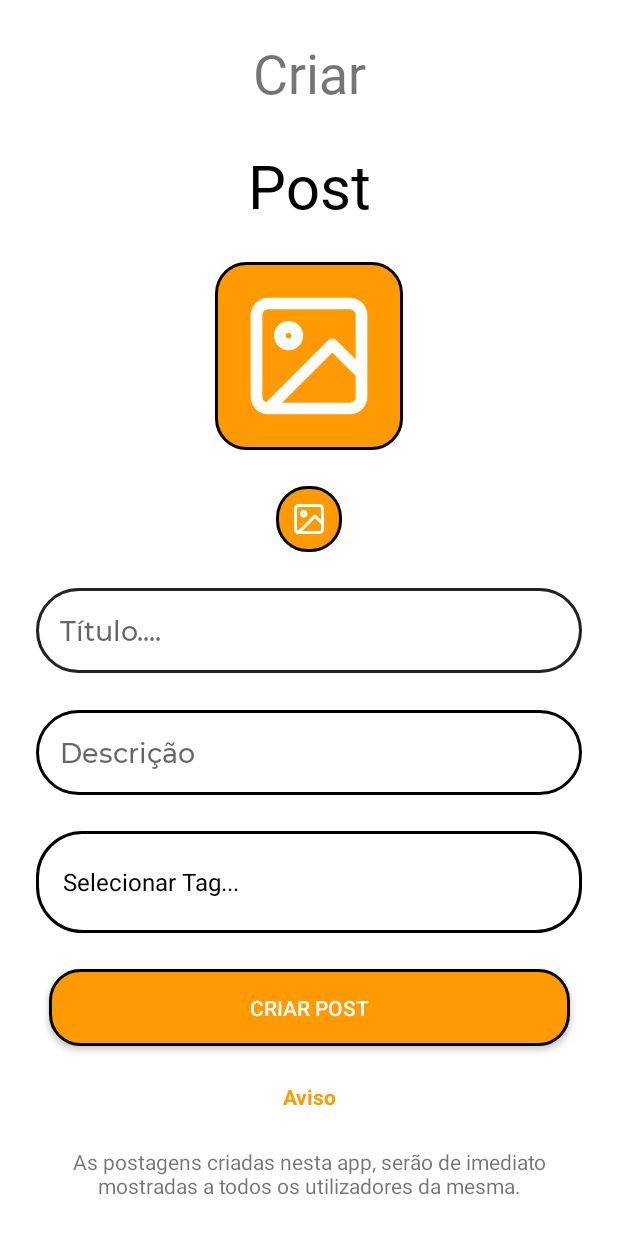
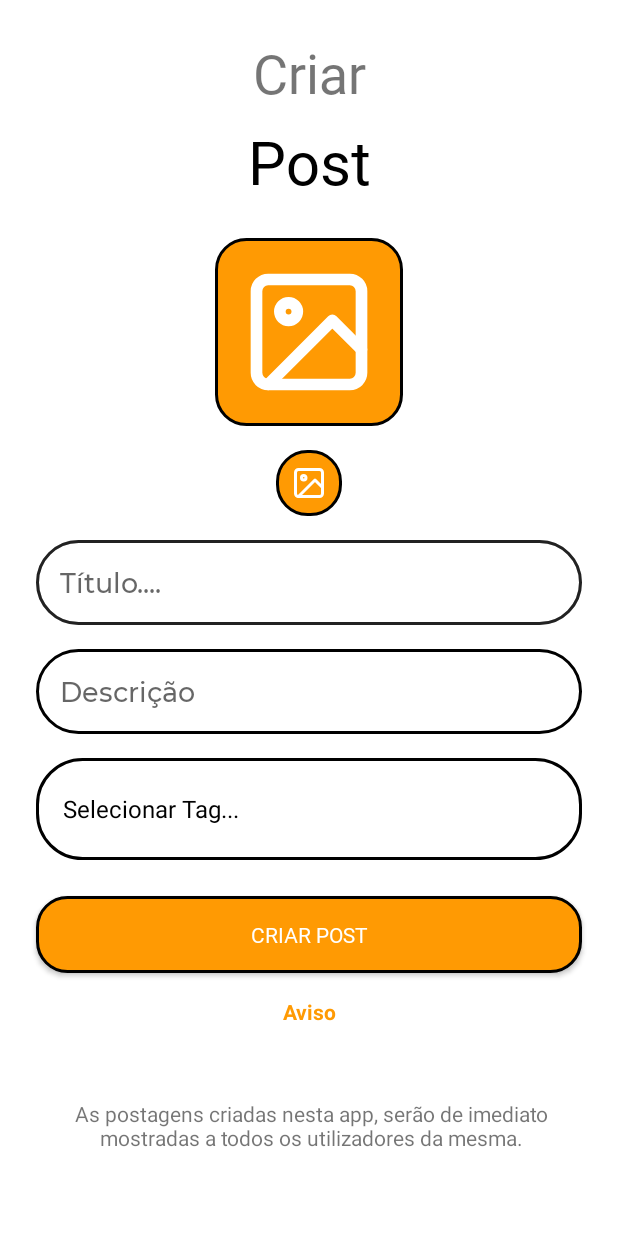
Before and after one commit to rednexx46/Code4All, an Android app: the fragment CriarPostFragment shown on its own in the app's theme, on a phone screen of 412 x 824 dp. Run offline under Robolectric (Android 15) with nearby library versions, the phone set to English and light mode, and no system bars; our stand-ins replace Firebase (no records; nobody signed in at launch, a user with empty details on screens opened directly); libraries missing offline, so code that uses them is left out: dmax.dialog; 4 statements that could not run were skipped.

Commit message:
Alterações no layouts e correção de bugs (Remover conta, editar perfil)

```diff
--- a/app/build.gradle
+++ b/app/build.gradle
@@ -11,7 +11,7 @@ android {
         applicationId "com.josexavier.code4all"
         minSdkVersion 23
         targetSdkVersion 30
-        versionCode 1
+        versionCode 3
         versionName "1.1"
 
         testInstrumentationRunner "androidx.test.runner.AndroidJUnitRunner"
--- a/app/src/main/java/com/josexavier/code4all/fragment/ContaFragment.java
+++ b/app/src/main/java/com/josexavier/code4all/fragment/ContaFragment.java
@@ -42,6 +42,7 @@ public class ContaFragment extends Fragment {
     private LinearLayout fundoPerfil;
     private ImageView fotoPerfil;
     private TextView nomeConta, biografia, biografiaData, contaXP, estado, nascimento;
+    private boolean jaDeuParabens = false;
 
     @Override
     public View onCreateView(LayoutInflater inflater, ViewGroup container,
@@ -98,6 +99,7 @@ public class ContaFragment extends Fragment {
 
                 SimpleDateFormat dataFormatacao = new SimpleDateFormat("dd/MM/yy");
 
+                if (!jaDeuParabens) {
                     try {
 
                         Calendar calendarioHoje = Calendar.getInstance();
@@ -111,6 +113,8 @@ public class ContaFragment extends Fragment {
 
                     } catch (ParseException e) {
                         e.printStackTrace();
+                    }
+                    jaDeuParabens = true;
                 }
 
                 dialog.dismiss();
--- a/app/src/main/java/com/josexavier/code4all/fragment/CriarQuizFragment.java
+++ b/app/src/main/java/com/josexavier/code4all/fragment/CriarQuizFragment.java
@@ -83,7 +83,7 @@ public class CriarQuizFragment extends Fragment {
     private String solucaoFinal;
     private List<Pergunta> perguntas = new ArrayList<>();
 
-    private Dialog dialogCarregamento;
+    private Dialog dialogCarregamento, dialog;
 
     @Override
     public View onCreateView(LayoutInflater inflater, ViewGroup container,
@@ -92,6 +92,7 @@ public class CriarQuizFragment extends Fragment {
         View root = inflater.inflate(R.layout.fragment_criar_quiz, container, false);
 
         dialogCarregamento = new SpotsDialog.Builder().setContext(getContext()).setMessage("Criando Quiz...").setTheme(R.style.dialog_carregamento).setCancelable(false).build();
+        dialog = new SpotsDialog.Builder().setContext(getContext()).setMessage("Carregando Dados...").setTheme(R.style.dialog_carregamento).setCancelable(false).build();
 
         linearLayout = root.findViewById(R.id.linearLayoutCriarQuiz);
         linearLayout2 = root.findViewById(R.id.linearLayoutCriarQuiz2);
@@ -562,6 +563,7 @@ public class CriarQuizFragment extends Fragment {
     }
 
     private void buscarTemas() {
+        dialog.show();
         DatabaseReference referenciaTemas = DefinicaoFirebase.recuperarBaseDados().child("temas");
         referenciaTemas.addListenerForSingleValueEvent(new ValueEventListener() {
             @Override
@@ -572,6 +574,7 @@ public class CriarQuizFragment extends Fragment {
                 }
                 ArrayAdapter<List<String>> adapter = new ArrayAdapter(getContext(), android.R.layout.simple_spinner_dropdown_item, temas);
                 spinnerTemas.setAdapter(adapter);
+                dialog.dismiss();
             }
 
             @Override
--- a/app/src/main/java/com/josexavier/code4all/fragment/DefinicoesFragment.java
+++ b/app/src/main/java/com/josexavier/code4all/fragment/DefinicoesFragment.java
@@ -98,12 +98,14 @@ public class DefinicoesFragment extends Fragment {
                             AuthCredential credenciais = EmailAuthProvider
                                     .getCredential(emailUtilizador, password);
 
+                            String idUtilizador = utilizador.getUid();
+
                             utilizador.reauthenticate(credenciais).addOnCompleteListener(task -> {
                                 if (task.isSuccessful()) {
-                                    DatabaseReference utilizadorRef = DefinicaoFirebase.recuperarBaseDados().child("contas").child(autenticacao.getUid());
+                                    DatabaseReference utilizadorRef = DefinicaoFirebase.recuperarBaseDados().child("contas").child(idUtilizador);
                                     utilizadorRef.removeValue().addOnCompleteListener(task2 -> {
                                         if (task2.isSuccessful()) {
-                                            StorageReference fotoRef = DefinicaoFirebase.recuperarArmazenamento().child("imagens").child("perfil").child(utilizador.getUid());
+                                            StorageReference fotoRef = DefinicaoFirebase.recuperarArmazenamento().child("imagens").child("perfil").child(idUtilizador).child("foto.jpeg");
                                             fotoRef.delete().addOnCompleteListener(task3 -> {
                                                 if (task3.isSuccessful()) {
                                                     utilizador.delete().addOnCompleteListener(task4 -> {
--- a/app/src/main/res/layout/fragment_criar_post.xml
+++ b/app/src/main/res/layout/fragment_criar_post.xml
@@ -16,36 +16,22 @@
             android:id="@+id/textCriarPostAdminTitulo"
             android:layout_width="wrap_content"
             android:layout_height="wrap_content"
+            android:layout_marginTop="24dp"
             android:fontFamily="@font/montserrat_extra_bold"
             android:text="@string/criar"
             android:textSize="36sp"
-            app:layout_constraintBottom_toTopOf="@+id/textCriarPostAdminSubTitulo"
             app:layout_constraintEnd_toEndOf="parent"
             app:layout_constraintStart_toStartOf="parent"
             app:layout_constraintTop_toTopOf="parent" />
-
-        <TextView
-            android:id="@+id/textCriarPostAdminSubTitulo"
-            android:layout_width="wrap_content"
-            android:layout_height="wrap_content"
-            android:fontFamily="@font/montserrat_extra_bold"
-            android:text="@string/post"
-            android:textColor="@android:color/black"
-            android:textSize="40sp"
-            app:layout_constraintBottom_toTopOf="@+id/imageCriarPostAdminImagem"
-            app:layout_constraintEnd_toEndOf="parent"
-            app:layout_constraintStart_toStartOf="parent"
-            app:layout_constraintTop_toBottomOf="@+id/textCriarPostAdminTitulo" />
-
 
         <ImageView
             android:id="@+id/imageCriarPostAdminImagem"
             android:layout_width="125dp"
             android:layout_height="125dp"
+            android:layout_marginTop="24dp"
             android:background="@drawable/retangulo_laranja"
             android:padding="16dp"
             android:src="@drawable/ic_imagem"
-            app:layout_constraintBottom_toTopOf="@+id/imageCriarPostAdminGaleria"
             app:layout_constraintEnd_toEndOf="parent"
             app:layout_constraintStart_toStartOf="parent"
             app:layout_constraintTop_toBottomOf="@+id/textCriarPostAdminSubTitulo"
@@ -55,12 +41,11 @@
             android:id="@+id/imageCriarPostAdminGaleria"
             android:layout_width="wrap_content"
             android:layout_height="wrap_content"
+            android:layout_marginTop="16dp"
             android:background="@drawable/retangulo_laranja"
             android:padding="10dp"
             android:src="@drawable/ic_imagem"
-            app:layout_constraintBottom_toTopOf="@+id/editTextCriarPostAdminTitulo"
             app:layout_constraintEnd_toEndOf="@+id/imageCriarPostAdminImagem"
-            app:layout_constraintHorizontal_bias="0.5"
             app:layout_constraintStart_toStartOf="@+id/imageCriarPostAdminImagem"
             app:layout_constraintTop_toBottomOf="@+id/imageCriarPostAdminImagem" />
 
@@ -69,6 +54,7 @@
             android:layout_width="0dp"
             android:layout_height="wrap_content"
             android:layout_marginStart="24dp"
+            android:layout_marginTop="16dp"
             android:layout_marginEnd="24dp"
             android:background="@drawable/borda_preta"
             android:ems="10"
@@ -77,7 +63,6 @@
             android:inputType="text"
             android:padding="16dp"
             android:textSize="18sp"
-            app:layout_constraintBottom_toTopOf="@+id/editTextCriarPostAdminDescricao"
             app:layout_constraintEnd_toEndOf="parent"
             app:layout_constraintStart_toStartOf="parent"
             app:layout_constraintTop_toBottomOf="@+id/imageCriarPostAdminGaleria" />
@@ -87,6 +72,7 @@
             android:layout_width="0dp"
             android:layout_height="wrap_content"
             android:layout_marginStart="24dp"
+            android:layout_marginTop="16dp"
             android:layout_marginEnd="24dp"
             android:background="@drawable/borda_preta"
             android:ems="10"
@@ -95,7 +81,6 @@
             android:inputType="textMultiLine"
             android:padding="16dp"
             android:textSize="18sp"
-            app:layout_constraintBottom_toTopOf="@+id/spinnerCriarPostAdminTags"
             app:layout_constraintEnd_toEndOf="parent"
             app:layout_constraintStart_toStartOf="parent"
             app:layout_constraintTop_toBottomOf="@+id/editTextCriarPostAdminTitulo" />
@@ -105,11 +90,11 @@
             android:layout_width="0dp"
             android:layout_height="wrap_content"
             android:layout_marginStart="24dp"
+            android:layout_marginTop="16dp"
             android:layout_marginEnd="24dp"
             android:background="@drawable/borda_preta"
             android:padding="10dp"
             android:spinnerMode="dialog"
-            app:layout_constraintBottom_toTopOf="@+id/buttonCriarPostAdmin"
             app:layout_constraintEnd_toEndOf="parent"
             app:layout_constraintStart_toStartOf="parent"
             app:layout_constraintTop_toBottomOf="@+id/editTextCriarPostAdminDescricao" />
@@ -118,11 +103,11 @@
             android:id="@+id/textViewAvisoCriarPost"
             android:layout_width="wrap_content"
             android:layout_height="wrap_content"
+            android:layout_marginTop="16dp"
             android:text="@string/aviso"
             android:textAlignment="center"
             android:textColor="@color/corPrimaria"
             android:textStyle="bold"
-            app:layout_constraintBottom_toTopOf="@+id/textViewSloganCriarPost"
             app:layout_constraintEnd_toEndOf="parent"
             app:layout_constraintStart_toStartOf="parent"
             app:layout_constraintTop_toBottomOf="@+id/buttonCriarPostAdmin" />
@@ -131,8 +116,10 @@
             android:id="@+id/textViewSloganCriarPost"
             android:layout_width="0dp"
             android:layout_height="wrap_content"
-            android:layout_marginStart="24dp"
-            android:layout_marginEnd="24dp"
+            android:layout_marginStart="26dp"
+            android:layout_marginTop="8dp"
+            android:layout_marginEnd="23dp"
+            android:layout_marginBottom="16dp"
             android:text="@string/aviso_post"
             android:textAlignment="center"
             app:layout_constraintBottom_toBottomOf="parent"
@@ -142,19 +129,34 @@
 
         <androidx.appcompat.widget.AppCompatButton
             android:id="@+id/buttonCriarPostAdmin"
-            android:layout_width="347dp"
+            android:layout_width="0dp"
             android:layout_height="wrap_content"
             android:layout_marginStart="24dp"
+            android:layout_marginTop="24dp"
             android:layout_marginEnd="24dp"
             android:background="@drawable/retangulo_laranja"
             android:padding="16dp"
             android:text="@string/opcao_criar_post"
+            android:fontFamily="@font/montserrat_extra_bold"
             android:textColor="@android:color/white"
-            app:layout_constraintBottom_toTopOf="@+id/textViewAvisoCriarPost"
             app:layout_constraintEnd_toEndOf="parent"
             app:layout_constraintStart_toStartOf="parent"
             app:layout_constraintTop_toBottomOf="@+id/spinnerCriarPostAdminTags" />
 
+        <TextView
+            android:id="@+id/textCriarPostAdminSubTitulo"
+            android:layout_width="wrap_content"
+            android:layout_height="wrap_content"
+            android:layout_marginTop="8dp"
+            android:fontFamily="@font/montserrat_extra_bold"
+            android:text="@string/post"
+            android:textColor="@android:color/black"
+            android:textSize="40sp"
+            app:layout_constraintEnd_toEndOf="@+id/textCriarPostAdminTitulo"
+            app:layout_constraintStart_toStartOf="@+id/textCriarPostAdminTitulo"
+            app:layout_constraintTop_toBottomOf="@+id/textCriarPostAdminTitulo" />
+
+
     </androidx.constraintlayout.widget.ConstraintLayout>
 
 </ScrollView>
```
Also changed, not shown: app/src/main/java/com/josexavier/code4all/activity/EditarPerfilActivity.java (+18 -6 lines), app/src/main/java/com/josexavier/code4all/fragment/CriarPostFragment.java (+4 -8 lines), app/src/main/java/com/josexavier/code4all/fragment/ListarQuizFragment.java (+4 -3 lines). Lines whose indentation alone changed are shown as unchanged.
